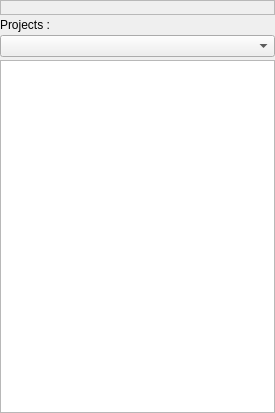
Qt form v2/trunk/monkey/src/projectsmanager/ui/UIProjectsManager.ui (testmana2/mks) before a commit.
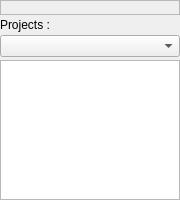
The same form after that commit. Custom widgets are drawn as their Qt base class.

The edit to the form file:
```diff
--- a/v2/trunk/monkey/src/projectsmanager/ui/UIProjectsManager.ui
+++ b/v2/trunk/monkey/src/projectsmanager/ui/UIProjectsManager.ui
@@ -5,8 +5,8 @@
    <rect>
     <x>0</x>
     <y>0</y>
-    <width>275</width>
-    <height>413</height>
+    <width>180</width>
+    <height>200</height>
    </rect>
   </property>
   <property name="windowTitle" >
```
